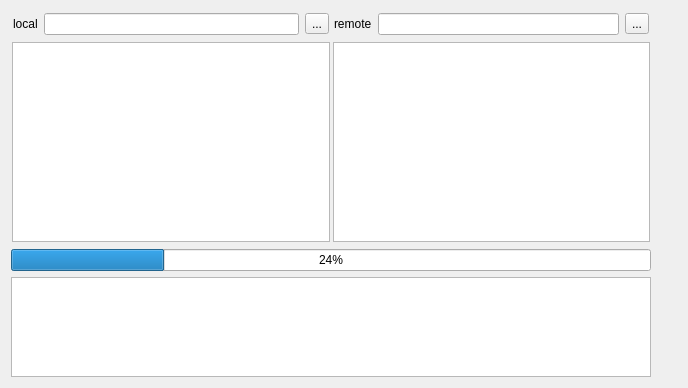
QQxiaoming/quardCRT, file src/sftpwindow/sftpwindow.ui: the form before one commit.
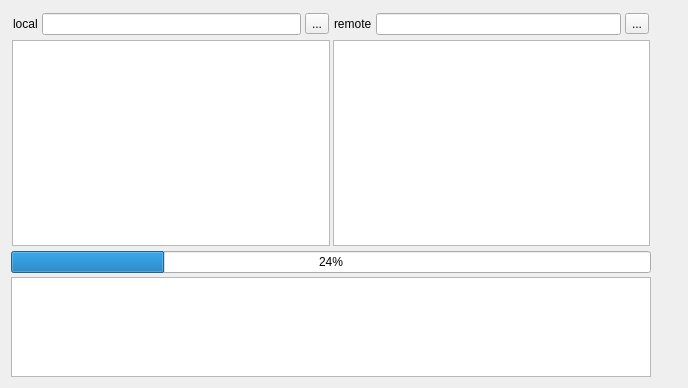
The form after the commit.

Patch:
```diff
--- a/src/sftpwindow/sftpwindow.ui
+++ b/src/sftpwindow/sftpwindow.ui
@@ -24,6 +24,9 @@
      </property>
      <widget class="QWidget" name="verticalLayoutWidget_3">
       <layout class="QVBoxLayout" name="verticalLayout_3">
+       <property name="spacing">
+        <number>4</number>
+       </property>
        <item>
         <widget class="QSplitter" name="splitter">
          <property name="orientation">
@@ -34,6 +37,9 @@
          </property>
          <widget class="QWidget" name="verticalLayoutWidget">
           <layout class="QVBoxLayout" name="verticalLayout">
+           <property name="spacing">
+            <number>4</number>
+           </property>
            <property name="leftMargin">
             <number>1</number>
            </property>
@@ -48,6 +54,9 @@
            </property>
            <item>
             <layout class="QHBoxLayout" name="horizontalLayout">
+             <property name="spacing">
+              <number>4</number>
+             </property>
              <property name="leftMargin">
               <number>1</number>
              </property>
@@ -92,6 +101,9 @@
          </widget>
          <widget class="QWidget" name="verticalLayoutWidget_2">
           <layout class="QVBoxLayout" name="verticalLayout_2">
+           <property name="spacing">
+            <number>4</number>
+           </property>
            <property name="leftMargin">
             <number>1</number>
            </property>
@@ -106,6 +118,9 @@
            </property>
            <item>
             <layout class="QHBoxLayout" name="horizontalLayout_2">
+             <property name="spacing">
+              <number>4</number>
+             </property>
              <property name="leftMargin">
               <number>1</number>
              </property>
```
Left out of the diff: 6 changed lines with no effect on the pictures.
